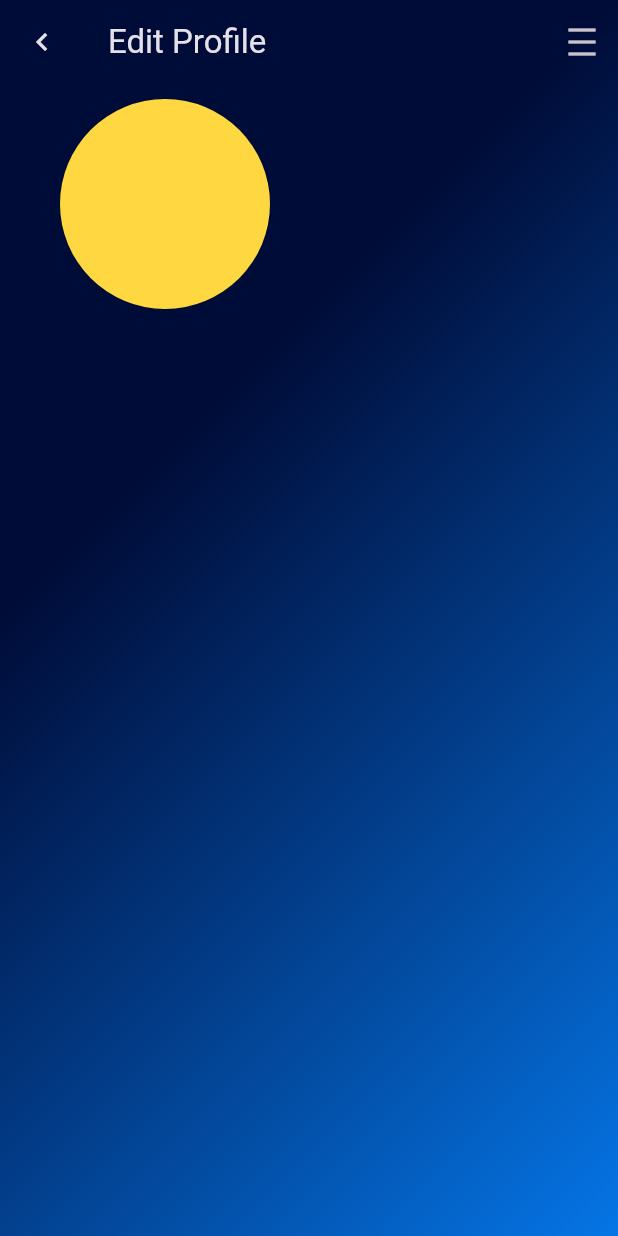
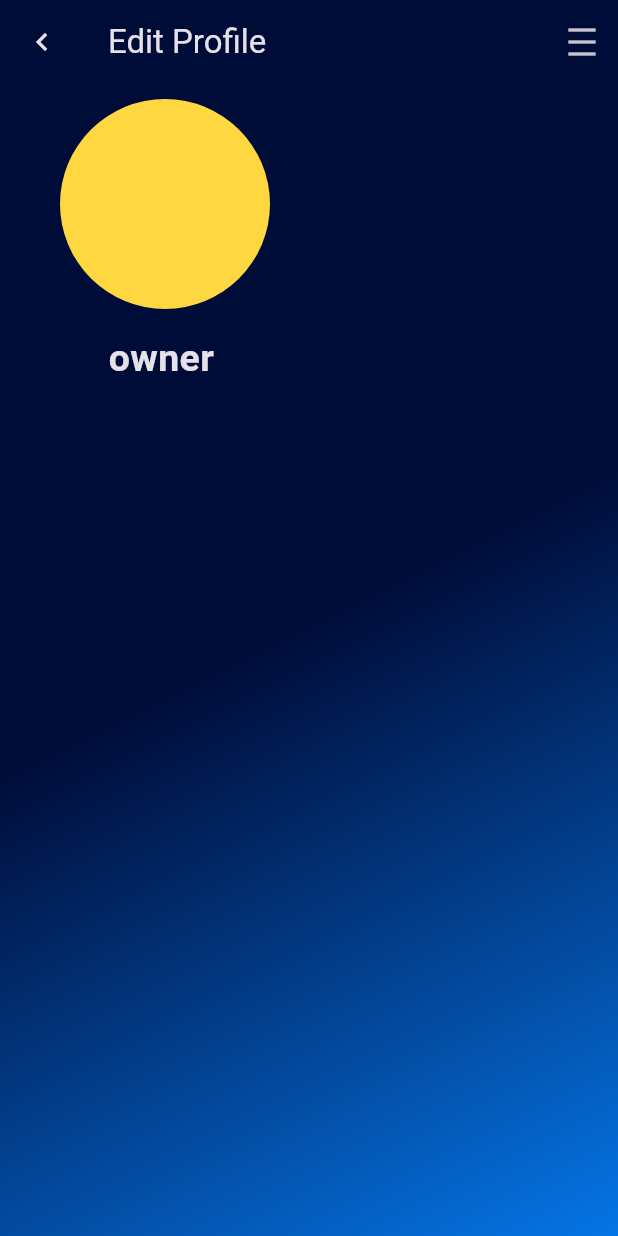
Before and after one commit to albeek0/doptica_app, a Flutter app: the screen it shows after launch, on a phone screen of 412 x 824 dp. Run offline on Flutter 3.47's test engine with Material 3 defaults, Android fonts, the phone set to English and light mode, and no system bars; our stand-ins replace go_router.

Commit message:
add text

```diff
--- a/lib/featurs/edit_profile_feature.dart/edit_profile_view.dart
+++ b/lib/featurs/edit_profile_feature.dart/edit_profile_view.dart
@@ -1,5 +1,3 @@
-import 'package:doptica_app/constans.dart';
-import 'package:doptica_app/core/widgets/custom_app_bar.dart';
 import 'package:doptica_app/featurs/edit_profile_feature.dart/widget/Circleavatar.dart';
 import 'package:doptica_app/featurs/edit_profile_feature.dart/widget/custome_container.dart';
 import 'package:flutter/material.dart';
@@ -28,7 +26,14 @@ class EditProfileView extends StatelessWidget {
           ),
           body: const Column(
             children: [
-              CustomeCircleAvatar()
+              CustomeCircleAvatar(),
+              Padding(
+                padding: EdgeInsets.only(top: 15, left: 35),
+                child: Text(
+                  "owner",
+                  style: TextStyle(fontSize: 25, fontWeight: FontWeight.bold),
+                ),
+              )
             ],
           )),
     );
--- a/lib/featurs/edit_profile_feature.dart/widget/custome_container.dart
+++ b/lib/featurs/edit_profile_feature.dart/widget/custome_container.dart
@@ -11,7 +11,7 @@ class CustomeContainer extends StatelessWidget {
     return Container(
       decoration: const BoxDecoration(
           gradient: LinearGradient(
-              begin: Alignment.centerLeft,
+              begin: Alignment.center,
               end: Alignment.bottomRight,
               colors: [kPrimaryColor, kSeconderyColor])),
       child: widget,
```
